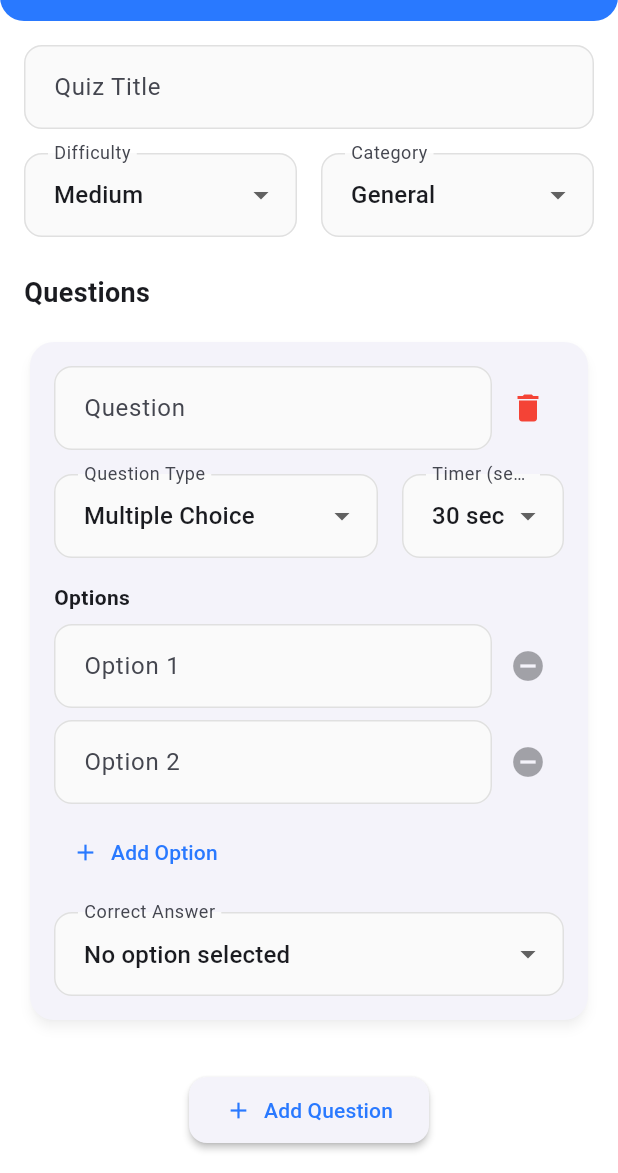
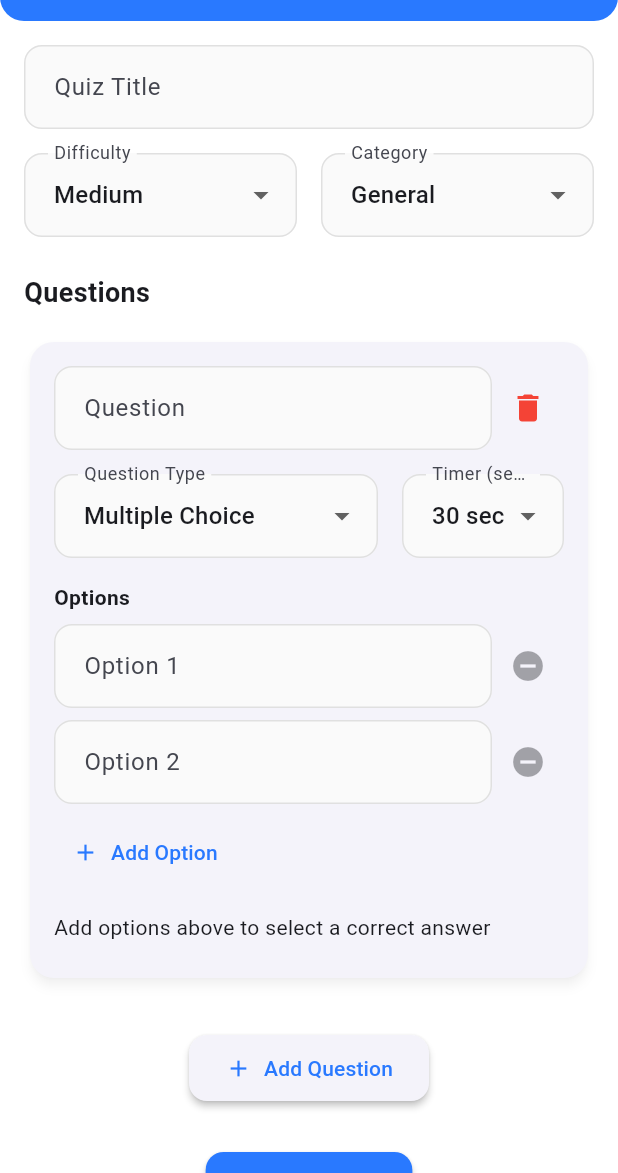
Before and after one commit to khalef-khalil/mentimeter-supabase, a Flutter app: the CreateQuizScreen screen opened by its route, after a tap on "Add Question", on a phone screen of 412 x 824 dp, the part 63-1236 px from its top. Run offline on Flutter 3.47's test engine with Material 3 defaults, Android fonts, the phone set to English and light mode, and no system bars; our stand-ins replace flutter_dotenv, go_router, supabase_flutter; accounts and stored records are empty; statements that could not run were skipped.

Commit message:
fixed bugs relating to quiz creation

```diff
--- a/lib/widgets/question_form.dart
+++ b/lib/widgets/question_form.dart
@@ -33,10 +33,18 @@ class _QuestionFormState extends State<QuestionForm> {
     _optionControllers = (widget.initialData['options'] as List<dynamic>? ?? [])
         .map((option) => TextEditingController(text: option.toString()))
         .toList();
-    _correctOption = widget.initialData['correctOption'];
 
     if (_optionControllers.isEmpty && _questionType == QuestionType.multipleChoice) {
       _optionControllers = [TextEditingController(), TextEditingController()];
+    }
+
+    // Initialize correctOption only if it's a non-empty string and matches one of the options
+    final initialCorrectOption = widget.initialData['correctOption'];
+    if (initialCorrectOption != null && initialCorrectOption.isNotEmpty) {
+      final optionTexts = _optionControllers.map((c) => c.text).toList();
+      if (optionTexts.contains(initialCorrectOption)) {
+        _correctOption = initialCorrectOption;
+      }
     }
   }
 
@@ -68,12 +76,14 @@ class _QuestionFormState extends State<QuestionForm> {
   }
 
   void _removeOption(int index) {
+    final removedOptionText = _optionControllers[index].text;
+
     setState(() {
       _optionControllers[index].dispose();
       _optionControllers.removeAt(index);
 
       // If the removed option was the correct answer, reset the correct answer
-      if (_correctOption == _optionControllers[index].text) {
+      if (_correctOption == removedOptionText) {
         _correctOption = null;
       }
     });
@@ -213,18 +223,36 @@ class _QuestionFormState extends State<QuestionForm> {
                 label: const Text('Add Option'),
               ),
               const SizedBox(height: 16),
-              DropdownButtonFormField<String>(
+              // Modified dropdown to handle empty options
+              Builder(
+                builder: (context) {
+                  // Get valid options (non-empty)
+                  final validOptions = _optionControllers
+                      .map((c) => c.text)
+                      .where((text) => text.isNotEmpty)
+                      .toList();
+
+                  // If no valid options or current selection isn't in valid options, set to null
+                  if (validOptions.isEmpty || (_correctOption != null && !validOptions.contains(_correctOption))) {
+                    _correctOption = null;
+                  }
+
+                  return validOptions.isEmpty
+                      ? const Padding(
+                          padding: EdgeInsets.only(bottom: 8.0),
+                          child: Text('Add options above to select a correct answer'),
+                        )
+                      : DropdownButtonFormField<String>(
                           value: _correctOption,
                           decoration: const InputDecoration(
                             labelText: 'Correct Answer',
                             border: OutlineInputBorder(),
                             hintText: 'Select the correct answer',
                           ),
-                items: _optionControllers.map((controller) {
-                  final option = controller.text;
+                          items: validOptions.map((option) {
                             return DropdownMenuItem(
-                    value: option.isNotEmpty ? option : null,
-                    child: Text(option.isNotEmpty ? option : 'No option selected'),
+                              value: option,
+                              child: Text(option),
                             );
                           }).toList(),
                           onChanged: (value) {
@@ -234,11 +262,14 @@ class _QuestionFormState extends State<QuestionForm> {
                             _notifyChange();
                           },
                           validator: (value) {
-                  if (_questionType == QuestionType.multipleChoice && value == null) {
+                            if (_questionType == QuestionType.multipleChoice &&
+                                validOptions.isNotEmpty && value == null) {
                               return 'Please select the correct answer';
                             }
                             return null;
                           },
+                        );
+                }
               ),
             ],
           ],
```
Lines whose indentation alone changed are shown as unchanged.
